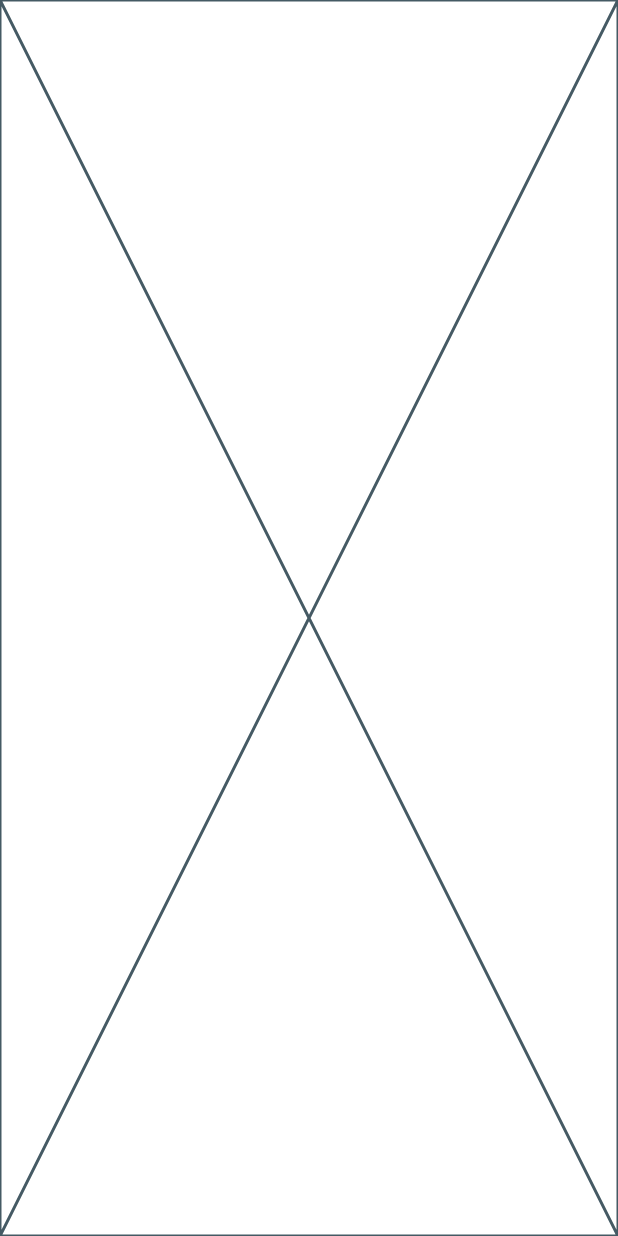
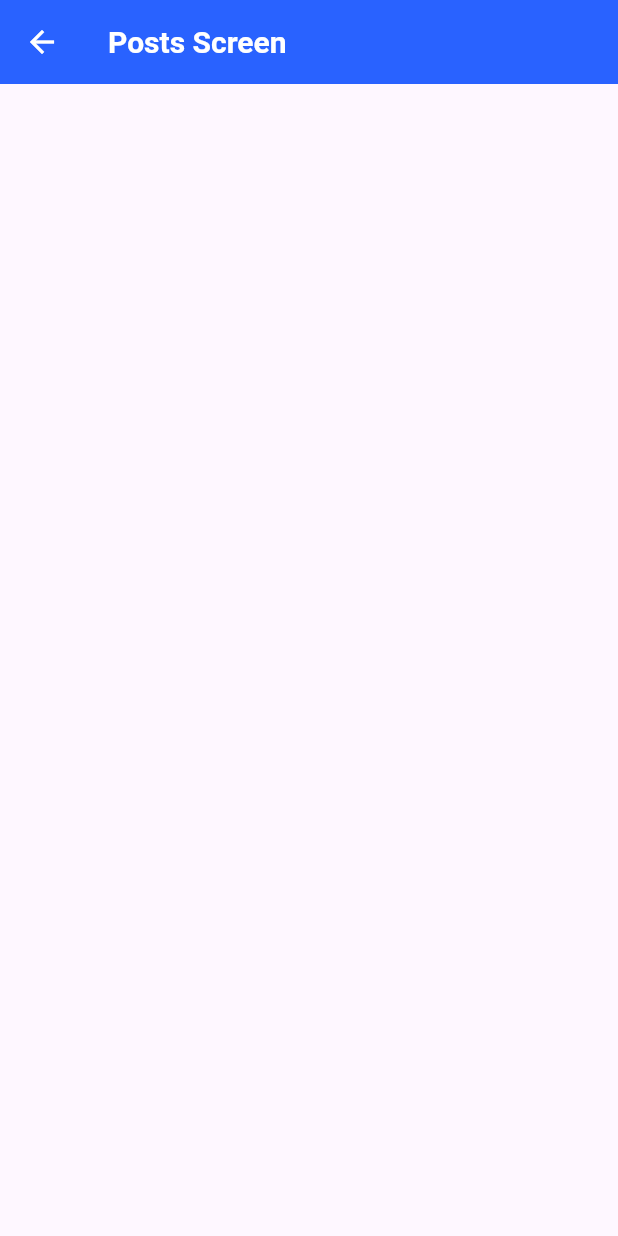
Before and after one commit to muzzammil763/json_with_ui, a Flutter app: the screen it shows after launch, after a tap on "Posts Screen", on a phone screen of 412 x 824 dp. Run offline on Flutter 3.47's test engine with Material 3 defaults, Android fonts, the phone set to English and light mode, and no system bars.

```diff
--- a/lib/Screens/posts_screen.dart
+++ b/lib/Screens/posts_screen.dart
@@ -5,6 +5,27 @@ class PostsScreen extends StatelessWidget {
 
   @override
   Widget build(BuildContext context) {
-    return const Placeholder();
+    return Scaffold(
+      appBar: AppBar(
+        leading: IconButton(
+          icon: const Icon(
+            Icons.arrow_back,
+            color: Colors.white,
+          ),
+          onPressed: () {
+            Navigator.pop(context);
+          },
+        ),
+        backgroundColor: Colors.blueAccent[700],
+        title: const Text(
+          'Posts Screen',
+          style: TextStyle(
+            fontSize: 20,
+            fontWeight: FontWeight.bold,
+            color: Colors.white,
+          ),
+        ),
+      ),
+    );
   }
 }
--- a/lib/Screens/screen_selecter.dart
+++ b/lib/Screens/screen_selecter.dart
@@ -8,7 +8,6 @@ class ScreenSelecter extends StatelessWidget {
   Widget build(BuildContext context) {
     return Scaffold(
       appBar: AppBar(
-        centerTitle: true,
         backgroundColor: Colors.blueAccent[700],
         title: const Text(
           'JSON with UI',
```
Also changed, not shown: lib/Models/posts_model.dart (added, +35 -0 lines).
